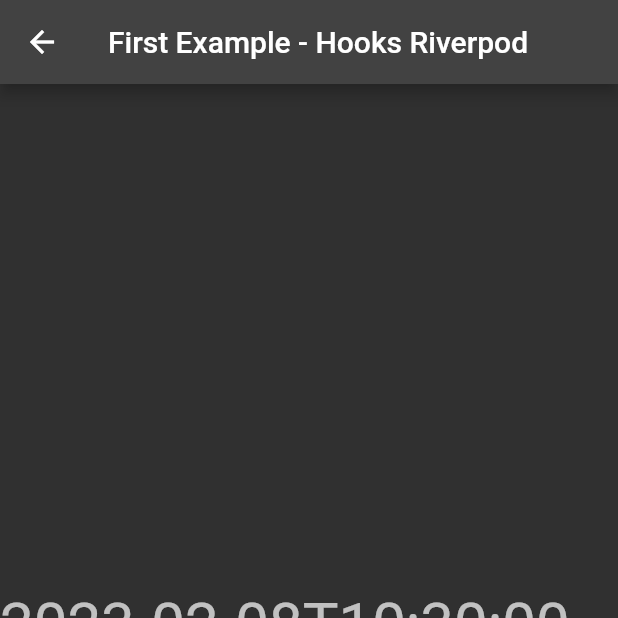
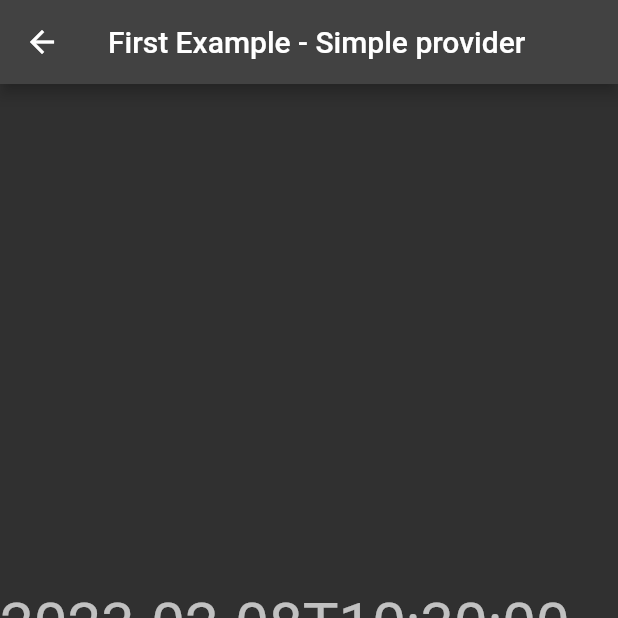
Before and after one commit to BrunoCodeman/riverpod_course_by_Vandad_Nahavandipoor, a Flutter app: the FirstExample screen opened directly, on a phone screen of 412 x 824 dp, the top half of it. Run offline on Flutter 3.47's test engine with Material 2 defaults, Android fonts, the phone set to English and light mode, and no system bars; our stand-ins replace hooks_riverpod.

Commit message:
fixing first example name

```diff
--- a/lib/first_example.dart
+++ b/lib/first_example.dart
@@ -13,7 +13,7 @@ class FirstExample extends ConsumerWidget {
     final date = ref.watch(currentDate);
     return Scaffold(
       appBar: AppBar(
-        title: const Text("First Example - Hooks Riverpod"),
+        title: const Text("First Example - Simple provider"),
       ),
       body: Center(
         child: Text(
```
